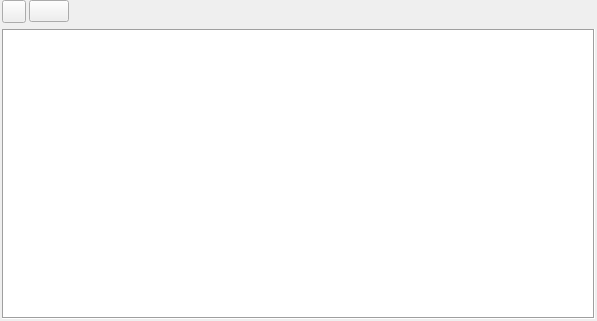
Before: the Qt Designer form ui/story_structure_settings.ui in zkovari/plotlyst, drawn with Qt 5.
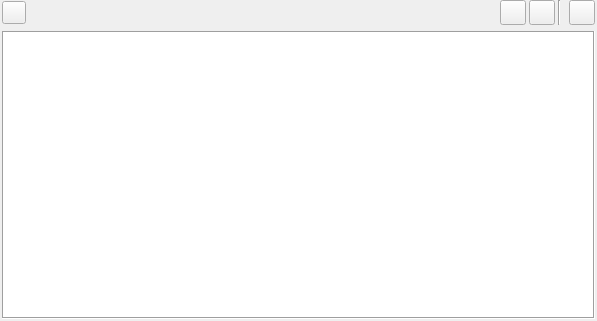
After: the same form once the commit is applied. Custom widgets are drawn as their Qt base class.

Patch:
```diff
--- a/ui/story_structure_settings.ui
+++ b/ui/story_structure_settings.ui
@@ -31,6 +31,9 @@
    </property>
    <item>
     <layout class="QHBoxLayout" name="horizontalLayout">
+     <property name="rightMargin">
+      <number>0</number>
+     </property>
      <item>
       <widget class="QToolButton" name="btnTemplateEditor">
        <property name="cursor">
@@ -47,25 +50,6 @@
        </property>
       </widget>
      </item>
-     <item>
-      <widget class="QPushButton" name="btnLinkCharacter">
-       <property name="sizePolicy">
-        <sizepolicy hsizetype="Maximum" vsizetype="Maximum">
-         <horstretch>0</horstretch>
-         <verstretch>0</verstretch>
-        </sizepolicy>
-       </property>
-       <property name="cursor">
-        <cursorShape>PointingHandCursor</cursorShape>
-       </property>
-       <property name="toolTip">
-        <string>Link to character</string>
-       </property>
-       <property name="text">
-        <string/>
-       </property>
-      </widget>
-     </item>
      <item>
       <widget class="QWidget" name="wdgTemplates" native="true">
        <property name="sizePolicy">
@@ -76,6 +60,95 @@
        </property>
       </widget>
      </item>
+     <item>
+      <widget class="QToolButton" name="btnEdit">
+       <property name="cursor">
+        <cursorShape>PointingHandCursor</cursorShape>
+       </property>
+       <property name="toolTip">
+        <string>Edit structure</string>
+       </property>
+       <property name="text">
+        <string/>
+       </property>
+       <property name="iconSize">
+        <size>
+         <width>18</width>
+         <height>18</height>
+        </size>
+       </property>
+       <property name="transparent" stdset="0">
+        <bool>true</bool>
+       </property>
+      </widget>
+     </item>
+     <item>
+      <widget class="QToolButton" name="btnCopy">
+       <property name="cursor">
+        <cursorShape>PointingHandCursor</cursorShape>
+       </property>
+       <property name="toolTip">
+        <string>Duplicate structure</string>
+       </property>
+       <property name="text">
+        <string/>
+       </property>
+       <property name="iconSize">
+        <size>
+         <width>18</width>
+         <height>18</height>
+        </size>
+       </property>
+       <property name="transparent" stdset="0">
+        <bool>true</bool>
+       </property>
+      </widget>
+     </item>
+     <item>
+      <widget class="Line" name="line">
+       <property name="orientation">
+        <enum>Qt::Vertical</enum>
+       </property>
+      </widget>
+     </item>
+     <item>
+      <spacer name="horizontalSpacer">
+       <property name="orientation">
+        <enum>Qt::Horizontal</enum>
+       </property>
+       <property name="sizeType">
+        <enum>QSizePolicy::Fixed</enum>
+       </property>
+       <property name="sizeHint" stdset="0">
+        <size>
+         <width>5</width>
+         <height>20</height>
+        </size>
+       </property>
+      </spacer>
+     </item>
+     <item>
+      <widget class="QToolButton" name="btnDelete">
+       <property name="cursor">
+        <cursorShape>PointingHandCursor</cursorShape>
+       </property>
+       <property name="toolTip">
+        <string>Remove structure</string>
+       </property>
+       <property name="text">
+        <string/>
+       </property>
+       <property name="iconSize">
+        <size>
+         <width>18</width>
+         <height>18</height>
+        </size>
+       </property>
+       <property name="transparent" stdset="0">
+        <bool>true</bool>
+       </property>
+      </widget>
+     </item>
     </layout>
    </item>
    <item>
@@ -98,7 +171,7 @@
         <x>0</x>
         <y>0</y>
         <width>589</width>
-        <height>274</height>
+        <height>269</height>
        </rect>
       </property>
       <property name="sizePolicy">
```
